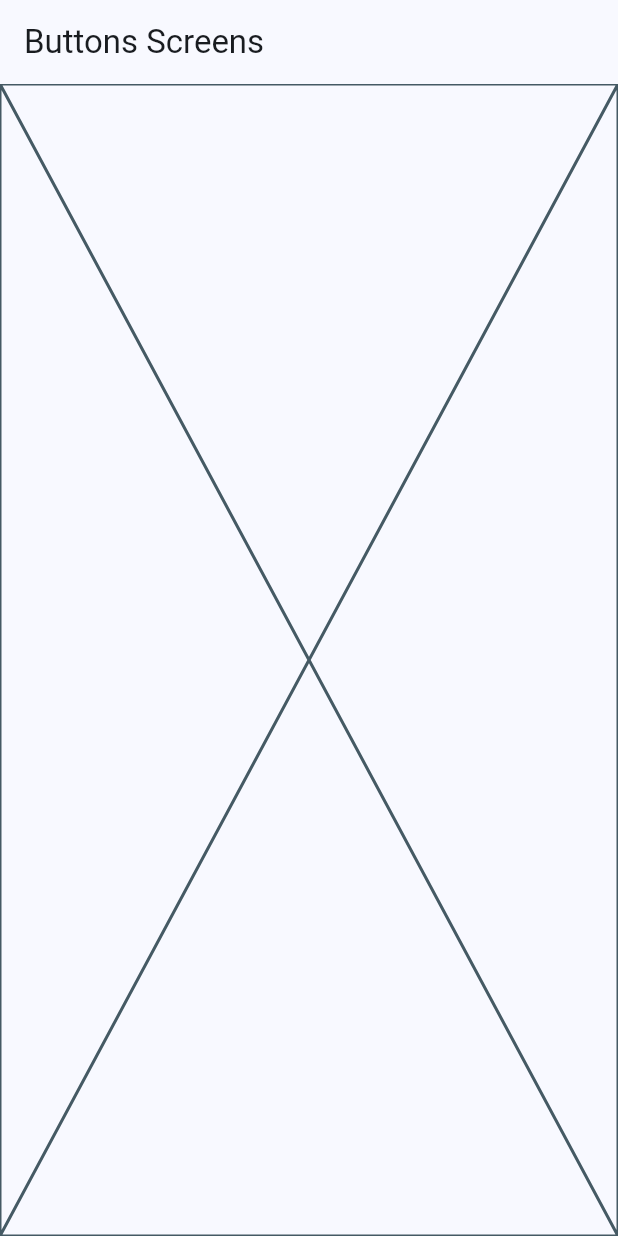
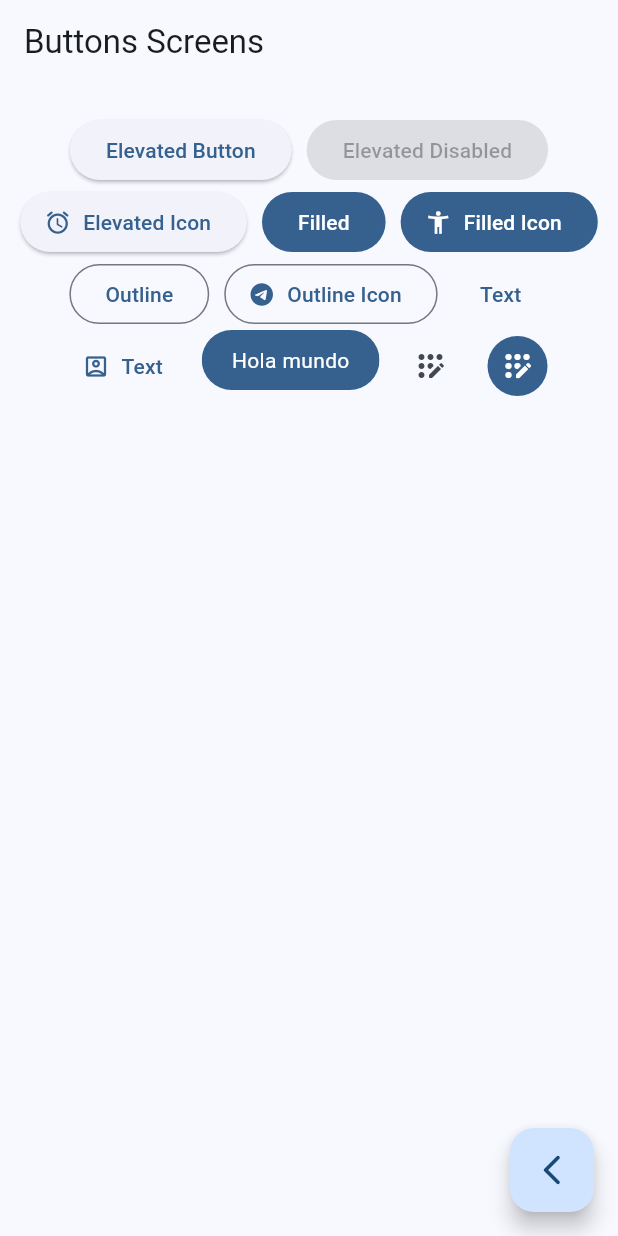
Before and after one commit to MarioCobian09/flutter_material3, a Flutter app: the ButtonsScreen screen opened by its route, on a phone screen of 412 x 824 dp. Run offline on Flutter 3.47's test engine with Material 3 defaults, Android fonts, the phone set to English and light mode, and no system bars; our stand-ins replace go_router.

Commit message:
Buttons screen finish

```diff
--- a/lib/presentation/screens/buttons/buttons_screen.dart
+++ b/lib/presentation/screens/buttons/buttons_screen.dart
@@ -1,4 +1,5 @@
 import 'package:flutter/material.dart';
+import 'package:go_router/go_router.dart';
 
 class ButtonsScreen extends StatelessWidget {
 
@@ -12,7 +13,89 @@ class ButtonsScreen extends StatelessWidget {
       appBar: AppBar(
         title: const Text('Buttons Screens'),
       ),
-      body: const Placeholder()
+      body: _ButtonsView(),
+      floatingActionButton: FloatingActionButton(
+        child: const Icon( Icons.arrow_back_ios_new_rounded ),
+        onPressed: () {
+          context.pop();
+        },
+      ),
     );
   }
 }
+
+class _ButtonsView extends StatelessWidget {
+  const _ButtonsView();
+
+  @override
+  Widget build(BuildContext context) {
+
+    final colors = Theme.of(context).colorScheme;
+
+    return SizedBox(
+      width: double.infinity,
+      child: Padding(
+        padding: const EdgeInsets.symmetric(horizontal: 10, vertical: 20),
+        child: Wrap(
+          spacing: 10,
+          alignment: WrapAlignment.center,
+          children: [
+            ElevatedButton(onPressed: () {}, child: const Text('Elevated Button')),
+
+            const ElevatedButton(onPressed: null, child: Text('Elevated Disabled')),
+
+            ElevatedButton.icon(onPressed: () {}, icon: Icon( Icons.access_alarm_rounded ), label: Text('Elevated Icon')),
+
+            FilledButton(onPressed: () {}, child: const Text('Filled')),
+
+            FilledButton.icon(onPressed: () {}, icon: const Icon( Icons.accessibility_new ), label: const Text('Filled Icon')),
+
+            OutlinedButton(onPressed: () {}, child: const Text('Outline')),
+
+            OutlinedButton.icon(onPressed: () {}, icon: Icon(Icons.telegram), label: const Text('Outline Icon')),
+
+            TextButton(onPressed: () {}, child: const Text('Text')),
+
+            TextButton.icon(onPressed: () {}, icon: Icon(Icons.account_box_outlined), label: const Text('Text')),
+
+            const CustomButton(),
+
+            IconButton(onPressed: (){}, icon: Icon(Icons.app_registration_rounded)),
+            IconButton(
+              onPressed: (){},
+              icon: Icon(Icons.app_registration_rounded),
+              style: ButtonStyle(
+                backgroundColor: WidgetStatePropertyAll(colors.primary),
+                iconColor: WidgetStatePropertyAll(Colors.white)
+            )),
+          ],
+        ),
+      ),
+    );
+  }
+}
+
+class CustomButton extends StatelessWidget {
+
+  const CustomButton({super.key});
+
+  @override
+  Widget build(BuildContext context) {
+
+    final colors = Theme.of(context).colorScheme;
+
+    return ClipRRect(
+      borderRadius: BorderRadius.circular(20),
+      child: Material(
+        color: colors.primary,
+        child: InkWell(
+          onTap: () {},
+          child: Padding(
+            padding: const EdgeInsets.symmetric(horizontal: 20, vertical: 10),
+            child: Text('Hola mundo', style: TextStyle(color: Colors.white),),
+          ),
+        ),
+      ),
+    );
+  }
+}
```
